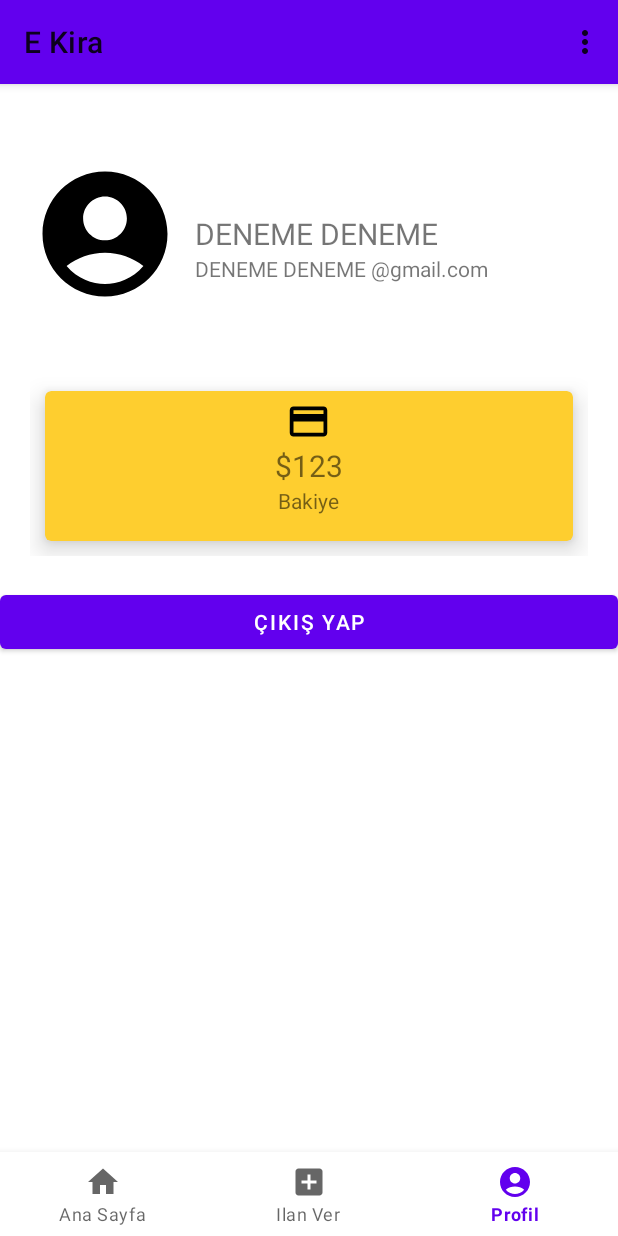
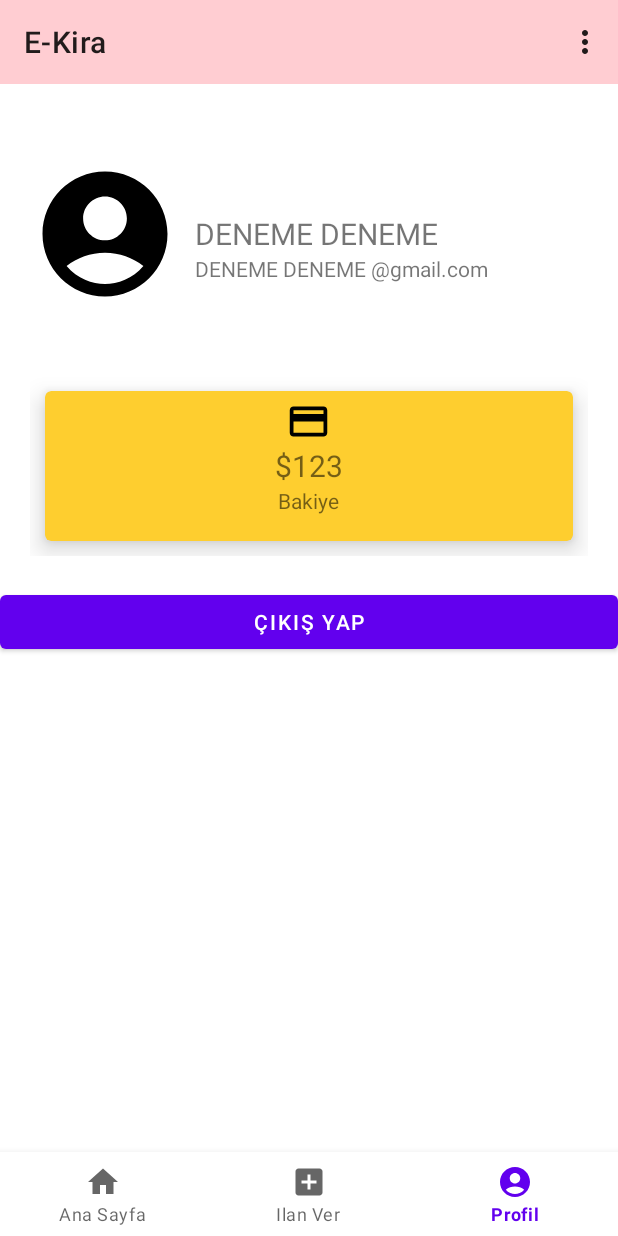
Before and after one commit to yusufaltunoymak/E-Kira, an Android app: the ProfileFragment screen opened through its navigation route, on a phone screen of 412 x 824 dp. Run offline under Robolectric (Android 15) with nearby library versions, the phone set to English and light mode, and no system bars; our stand-ins replace Firebase (no records; nobody signed in at launch, a user with empty details on screens opened directly), Picasso, navigation-ui; network calls fail; pictures from the network do not load; 1 statement that could not run was skipped.

Commit message:
profile custom toolbar

```diff
--- a/app/src/main/java/com/example/splash/MainActivity.kt
+++ b/app/src/main/java/com/example/splash/MainActivity.kt
@@ -26,6 +26,9 @@ class MainActivity : AppCompatActivity() {
         setupWithNavController(binding.bottomNavigationView,navController)
 
 
+
+
+
     }
 
 
--- a/app/src/main/java/com/example/splash/ProfileFragment.kt
+++ b/app/src/main/java/com/example/splash/ProfileFragment.kt
@@ -14,6 +14,8 @@ import com.example.splash.api.RestApiService
 import com.example.splash.api.SessionManager
 import com.example.splash.databinding.FragmentAddBinding
 import com.example.splash.databinding.FragmentProfileBinding
+import androidx.appcompat.app.AppCompatActivity
+import androidx.appcompat.widget.Toolbar
 
 
 class ProfileFragment : Fragment() {
@@ -26,6 +28,10 @@ class ProfileFragment : Fragment() {
     ): View? {
         binding = FragmentProfileBinding.inflate(layoutInflater,container,false)
         val view2 = binding.root
+
+
+
+
 
 
         // Inflate the layout for this fragment
@@ -48,8 +54,17 @@ class ProfileFragment : Fragment() {
 
     }
 
+    override fun onCreate(savedInstanceState: Bundle?) {
+        super.onCreate(savedInstanceState)
+    }
+
+
     override fun onViewCreated(view: View, savedInstanceState: Bundle?) {
         super.onViewCreated(view, savedInstanceState)
+
+        binding.toolbar.title = "E-Kira"
+        val activity = requireActivity() as AppCompatActivity
+        activity.setSupportActionBar(binding.toolbar)
 
         (requireActivity() as MenuHost).addMenuProvider(object: MenuProvider{
             override fun onCreateMenu(menu: Menu, menuInflater: MenuInflater) {
--- /dev/null
+++ b/app/src/main/res/drawable/threedot.xml
@@ -0,0 +1,5 @@
+<vector android:height="24dp" android:tint="#000000"
+    android:viewportHeight="24" android:viewportWidth="24"
+    android:width="24dp" xmlns:android="http://schemas.android.com/apk/res/android">
+    <path android:fillColor="@android:color/white" android:pathData="M3,18h18v-2L3,16v2zM3,13h18v-2L3,11v2zM3,6v2h18L21,6L3,6z"/>
+</vector>
--- a/app/src/main/res/layout/fragment_profile.xml
+++ b/app/src/main/res/layout/fragment_profile.xml
@@ -6,6 +6,14 @@
     xmlns:app="http://schemas.android.com/apk/res-auto"
     android:orientation="vertical"
     tools:context=".ProfileFragment">
+
+    <androidx.appcompat.widget.Toolbar
+        android:id="@+id/toolbar"
+        android:layout_width="match_parent"
+        android:layout_height="wrap_content"
+        android:background="@color/red_100"
+        android:minHeight="?attr/actionBarSize"
+        android:theme="?attr/actionBarTheme" />
 
     <RelativeLayout
         android:layout_width="match_parent"
--- a/app/src/main/res/values-night/themes.xml
+++ b/app/src/main/res/values-night/themes.xml
@@ -9,6 +9,8 @@
         <item name="colorSecondary">@color/teal_200</item>
         <item name="colorSecondaryVariant">@color/teal_200</item>
         <item name="colorOnSecondary">@color/black</item>
+        <item name="windowActionBar">false</item>
+        <item name="windowNoTitle">true</item>
         <!-- Status bar color. -->
         <item name="android:statusBarColor" tools:targetApi="l">?attr/colorPrimaryVariant</item>
         <!-- Customize your theme here. -->
--- a/app/src/main/res/values/themes.xml
+++ b/app/src/main/res/values/themes.xml
@@ -11,6 +11,8 @@
         <item name="colorOnSecondary">@color/black</item>
         <!-- Status bar color. -->
         <item name="android:statusBarColor">?attr/colorPrimaryVariant</item>
+        <item name="windowActionBar">false</item>
+        <item name="windowNoTitle">true</item>
         <!-- Customize your theme here. -->
 
     </style>
```
